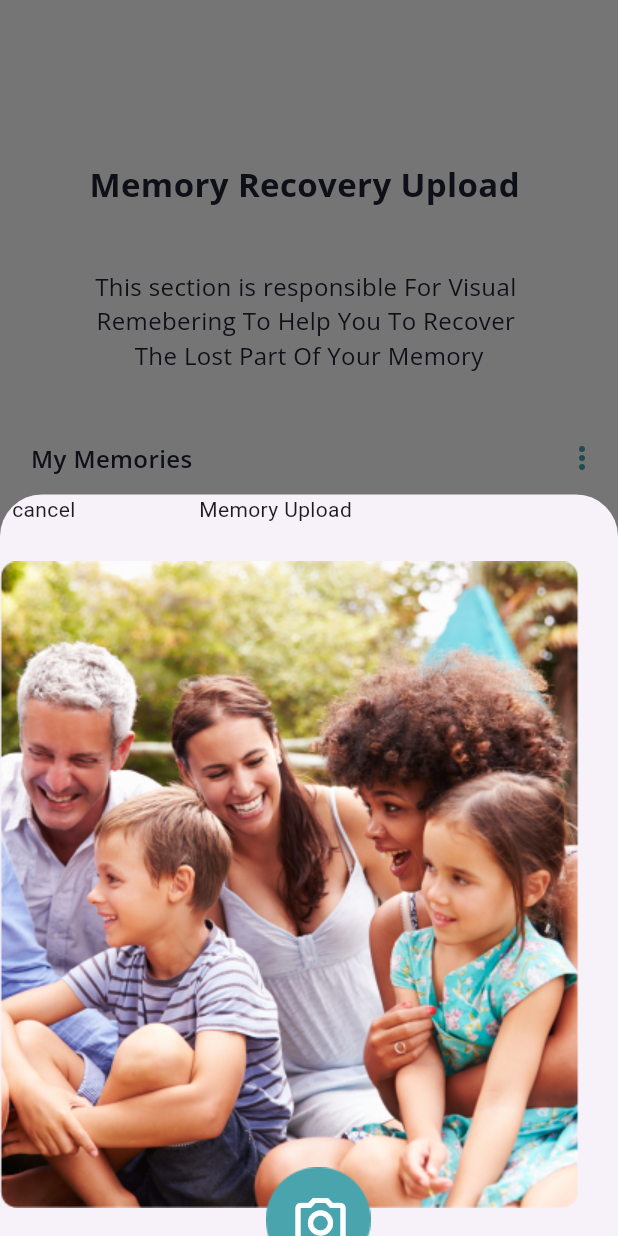
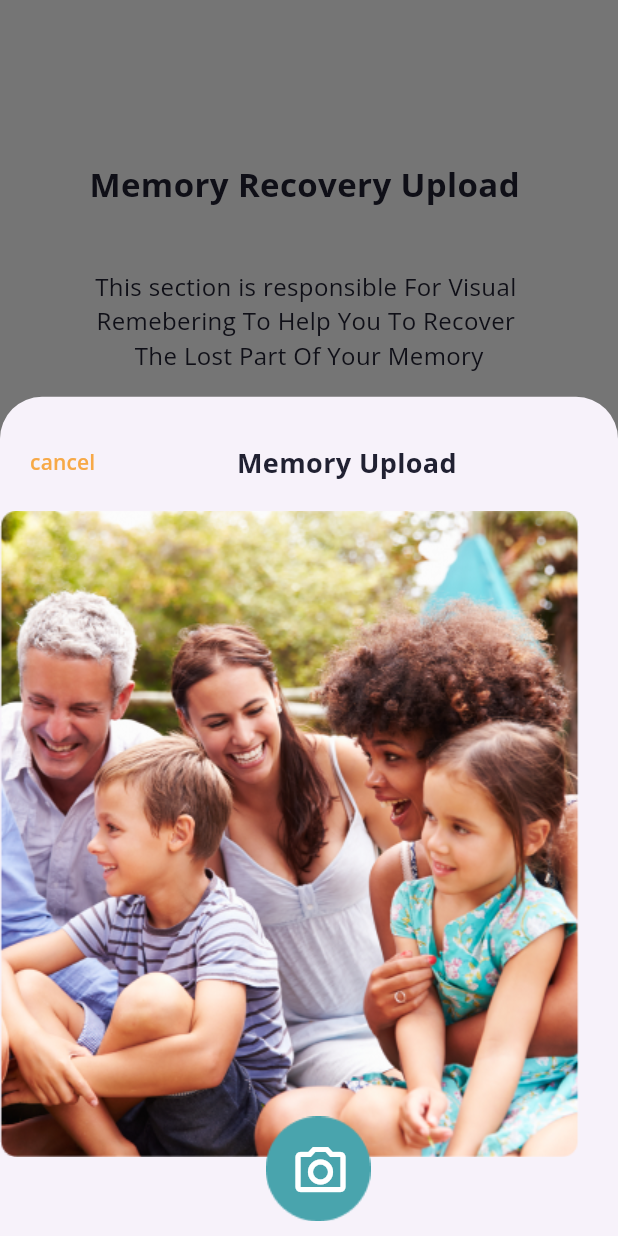
Before and after one commit to Mohamed-lalah/rafik, a Flutter app: the screen it shows after launch, after a tap on "Upload Photo", on a phone screen of 412 x 824 dp. Run offline on Flutter 3.47's test engine with Material 3 defaults, Android fonts, the phone set to English and light mode, and no system bars; our stand-ins replace google_fonts.

Commit message:
second sheet design started

```diff
--- a/lib/ui/screens/memory_screen.dart
+++ b/lib/ui/screens/memory_screen.dart
@@ -124,7 +124,8 @@ class _MemoryScreenState extends State<MemoryScreen> {
                               builder: (_) => Padding(
                                 padding: MediaQuery.of(context).viewInsets,
                                 child:UploadPhoto(),
-                              ));
+                              )
+                          );
 
                         },
                         child:Row(
--- a/lib/ui/screens/upload_photo.dart
+++ b/lib/ui/screens/upload_photo.dart
@@ -1,38 +1,64 @@
 import 'package:flutter/cupertino.dart';
 import 'package:flutter/material.dart';
+import 'package:rafik/ui/screens/upload_done.dart';
 import 'package:rafik/ui/utlities/app_colors.dart';
+import 'package:rafik/ui/utlities/app_theme.dart';
 
-class UploadPhoto extends StatelessWidget {
+class UploadPhoto extends StatefulWidget {
   const UploadPhoto({super.key});
 
+  @override
+  State<UploadPhoto> createState() => _UploadPhotoState();
+}
+
+class _UploadPhotoState extends State<UploadPhoto> {
   @override
   Widget build(BuildContext context) {
     double width = MediaQuery.of(context).size.width;
     double height = MediaQuery.of(context).size.height;
     return Container(
-      height:height*0.6,
+      height:height*0.679,
       child: SingleChildScrollView(
         child: Column(
           crossAxisAlignment: CrossAxisAlignment.stretch,
           children: [
+            SizedBox(height: height*0.024,),
             Row(
               mainAxisAlignment: MainAxisAlignment.spaceBetween,
               children: [
                 Padding(
                   padding: const EdgeInsets.only(left: 8.0),
-                  child: Text("cancel"),
+                  child: TextButton(
+                      onPressed: (){
+                        Navigator.pop(context);
+                      },
+                      child: InkWell(child: Text("cancel",style: AppTheme.memory_cancel_style,))),
                 ),
                 SizedBox(width: width*0.2,),
-                Text("Memory Upload "),
+                Text("Memory Upload ",style: AppTheme.memory_Sub_TitleStyle.copyWith(
+                  fontSize: 18,
+                  fontWeight: FontWeight.w700
+                ),),
                 Spacer(),
 
               ],
             ),
-            SizedBox(height: height*0.03,),
+            SizedBox(height: height*0.01,),
             Stack(
               children: [
                 Image.asset("assets/images/Rectangle 1x.png"),
-                Stack(
+                InkWell(
+                  onTap: (){
+                    Navigator.pop(context);
+                      showModalBottomSheet(context: context,
+                          isScrollControlled: true,
+                          builder: (_) => Padding(
+                            padding: MediaQuery.of(context).viewInsets,
+                            child:UploadDone(),
+                          )
+                      );
+                  },
+                  child: Stack(
                     children: [
                       Padding(
                         padding:  EdgeInsets.only(top: height*0.49,left: width*0.43,),
@@ -40,10 +66,12 @@ class UploadPhoto extends StatelessWidget {
                       ),
                       Padding(
                         padding:  EdgeInsets.only(top: height*0.511,left: width*0.47,),
-                      child: Icon(Icons.camera_alt_outlined,size: 40,
+                        child: const Icon(
+                          Icons.camera_alt_outlined,size: 40,
                           color: AppColors.white,),
                       )
                     ],
+                  ),
                 )
               ],
             )
--- a/lib/ui/utlities/app_colors.dart
+++ b/lib/ui/utlities/app_colors.dart
@@ -16,6 +16,7 @@ abstract class AppColors {
   static const Color login_hint_Color= Color(0xffACACAC);
   static const Color memoryTitleColor= Color(0xff212132);
   static const Color memory_button_color= Color(0xff49A4AD);
+  static const Color containerUpload= Color(0xffF2F2F2);
 
   static const Color smallDetail= Color(0xffF7A947);
   static const Color black= Colors.black;
--- a/lib/ui/utlities/app_theme.dart
+++ b/lib/ui/utlities/app_theme.dart
@@ -62,6 +62,12 @@ abstract class AppTheme {
           color:    AppColors.memoryTitleColor)
   );
 
+  static TextStyle memory_cancel_style = GoogleFonts.openSans(
+      textStyle: const TextStyle(fontSize: 14,
+          fontWeight: FontWeight.w600,
+          color:    AppColors.smallDetail)
+  );
+
 
 
 
```
Also changed, not shown: lib/main.dart (+4 -3 lines), lib/ui/screens/upload_done.dart (added, +97 -0 lines). Lines whose indentation alone changed are shown as unchanged.
